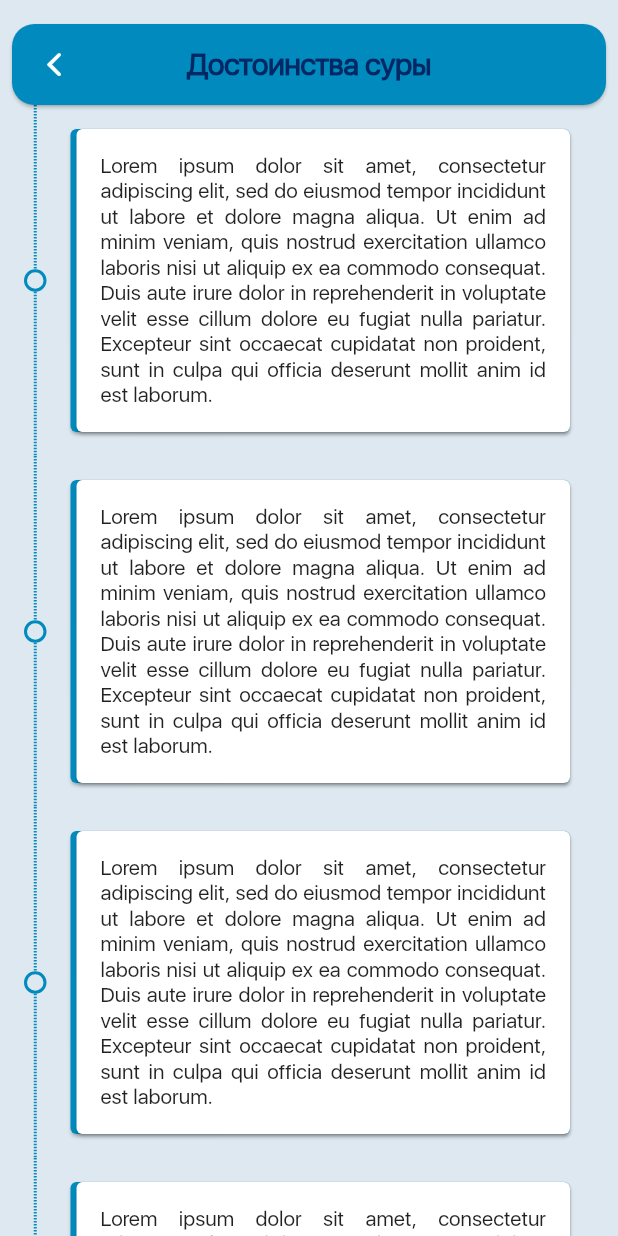
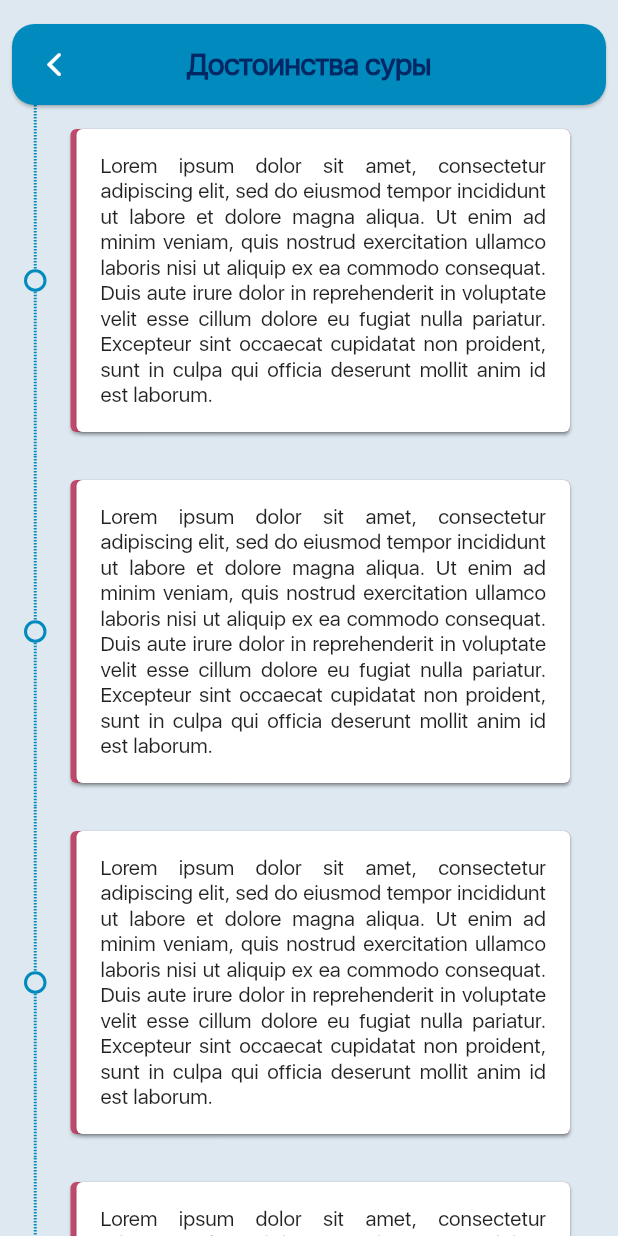
Before and after one commit to JMApps/project_fatiha, a Flutter app: the screen it shows after launch, after a tap on "Достоинства суры", on a phone screen of 412 x 824 dp. Run offline on Flutter 3.47's test engine with Material 2 defaults, Android fonts, the phone set to English and light mode, and no system bars; drawn by our look-alikes of timelines; our stand-ins replace flutter_html, smooth_page_indicator.

Commit message:
Fixes color with scroll physics

```diff
--- a/lib/modules/screens/main_page.dart
+++ b/lib/modules/screens/main_page.dart
@@ -27,7 +27,7 @@ class MainPage extends StatelessWidget {
           ),
           body: ListView(
             padding: styleHelpers.mainPadding,
-            physics: const BouncingScrollPhysics(),
+            physics: const AlwaysScrollableScrollPhysics(),
             children: const [
               MainItem(
                 cardTitle: 'Достоинства суры',
--- a/lib/widgets/items/main_item.dart
+++ b/lib/widgets/items/main_item.dart
@@ -22,13 +22,13 @@ class MainItem extends StatelessWidget {
     return Card(
       margin: styleHelpers.mainMarginBottomOnly,
       elevation: 3,
-      color: const Color(0xFF97CBDC),
+      color: myColor.mainSecondaryColor,
       shape: styleHelpers.mainShapeRadius,
       child: Card(
         margin: styleHelpers.mainSecondCardLeftMargin,
         shape: styleHelpers.mainShapeRadius,
         child: InkWell(
-          splashColor: const Color(0xFF97CBDC).withOpacity(0.5),
+          splashColor: myColor.mainSecondaryColor.withOpacity(0.15),
           child: ListTile(
             title: Text(
               cardTitle,
--- a/lib/widgets/lists/about_surah_content_list.dart
+++ b/lib/widgets/lists/about_surah_content_list.dart
@@ -10,7 +10,7 @@ class AboutSurahContentList extends StatelessWidget {
   Widget build(BuildContext context) {
     final myColor = Theme.of(context).colorScheme;
     return SingleChildScrollView(
-      physics: const BouncingScrollPhysics(),
+      physics: const AlwaysScrollableScrollPhysics(),
       child: Container(
         alignment: Alignment.centerLeft,
         padding: const EdgeInsets.symmetric(horizontal: 16),
@@ -24,7 +24,7 @@ class AboutSurahContentList extends StatelessWidget {
             contentsBuilder: (context, index) {
               return Card(
                 margin: const EdgeInsets.all(16),
-                color: myColor.mainPrimaryColor,
+                color: myColor.mainSecondaryColor,
                 child: const AboutSurahItem(),
               );
             },
```
Also changed, not shown: lib/config/themes/app_themes.dart (+10 -2 lines).
